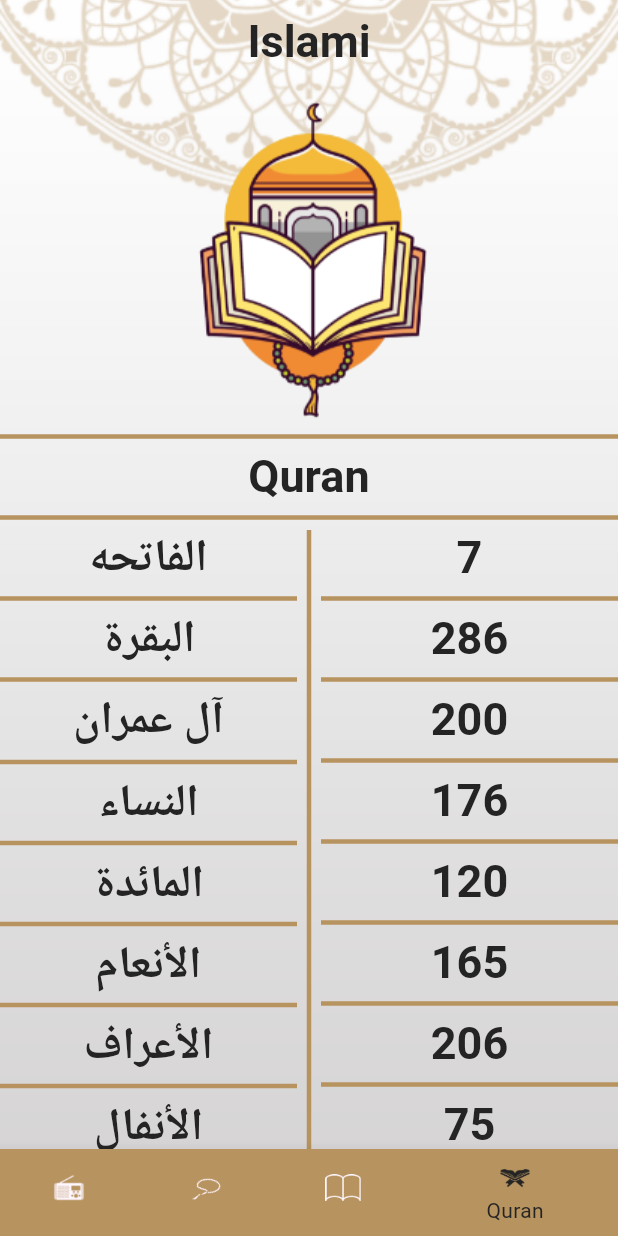
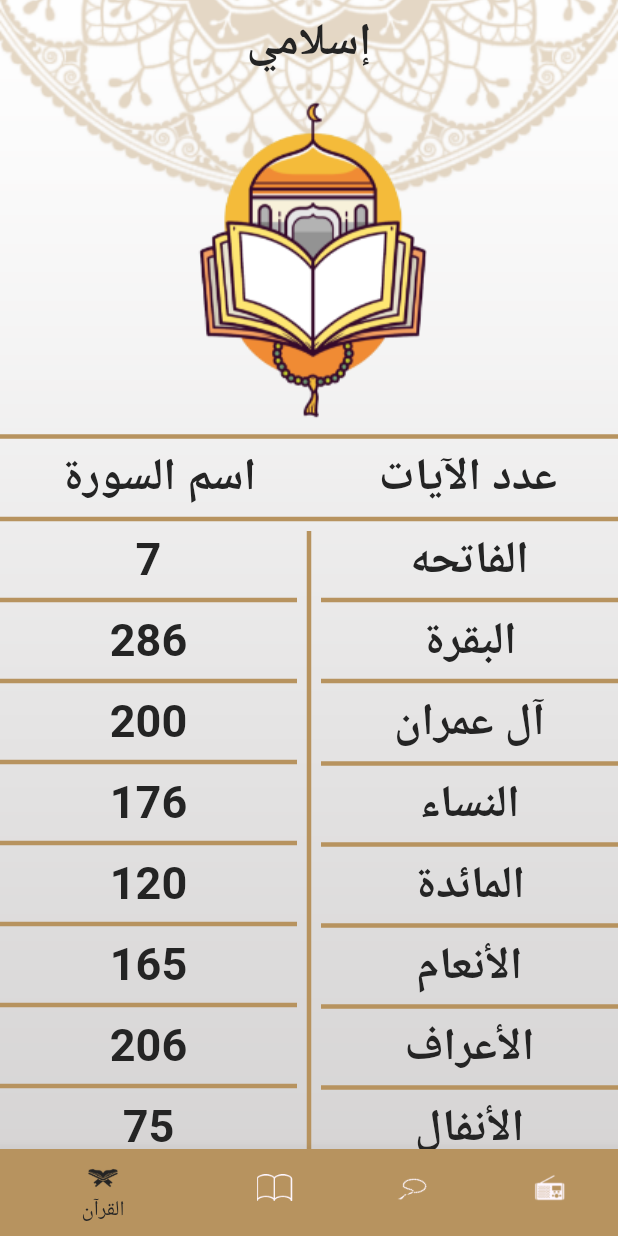
Before and after one commit to NadaAmrr/islamic_flutter, a Flutter app: the screen it shows after launch, item 4 of the bottom bar chosen, on a phone screen of 412 x 824 dp. Run offline on Flutter 3.47's test engine with Material 3 defaults, Android fonts, the phone set to English and light mode, and no system bars; generated files the repository leaves out were written again.

```diff
--- /dev/null
+++ b/l10n.yaml
@@ -0,0 +1,3 @@
+arb-dir: lib/l10n
+template-arb-file: app_en.arb
+output-localization-file: app_localizations.dart
--- a/lib/app/my_app.dart
+++ b/lib/app/my_app.dart
@@ -3,7 +3,7 @@ import 'package:islamic/core/theme/app_theme.dart';
 import 'package:islamic/screens/hadethDetails/hadeth_details_screen.dart';
 import 'package:islamic/screens/home/home_screen.dart';
 import 'package:islamic/screens/suraDetails/sura_details_screen.dart';
-
+import 'package:flutter_gen/gen_l10n/app_localizations.dart';
 class MyApp extends StatelessWidget {
   const MyApp({super.key});
 
@@ -11,10 +11,11 @@ class MyApp extends StatelessWidget {
   Widget build(BuildContext context) {
     return MaterialApp(
       debugShowCheckedModeBanner: false,
-      title: 'Flutter Demo',
       theme: AppTheme.lightTheme,
       initialRoute: HomeScreen.routeName,
-      // locale: Locale('ar'),
+      localizationsDelegates: AppLocalizations.localizationsDelegates,
+      supportedLocales: AppLocalizations.supportedLocales,
+      locale: Locale('ar'),
       routes: {
         HomeScreen.routeName: (context) => HomeScreen(),
         SuraDetailsScreen.routeName: (context) => SuraDetailsScreen(),
--- /dev/null
+++ b/lib/l10n/app_ar.arb
@@ -0,0 +1,11 @@
+{
+  "appName": "إسلامي",
+  "suraName": "اسم السورة",
+  "sura": "سورة",
+  "numAyat": "عدد الآيات",
+  "numTasbehat": "عدد التسبيحات",
+  "ahadeth": "الأحاديث",
+  "tasbeh": "التسبيح",
+  "radio": "الراديو",
+  "quran": "القرآن"
+}
--- a/lib/screens/hadethDetails/hadeth_details_screen.dart
+++ b/lib/screens/hadethDetails/hadeth_details_screen.dart
@@ -4,10 +4,10 @@ import 'package:islamic/core/utils/app_colors.dart';
 import 'package:islamic/core/utils/app_image.dart';
 import 'package:islamic/models/hadeth_model.dart';
 import 'package:islamic/models/sura_model.dart';
-
+import 'package:flutter_gen/gen_l10n/app_localizations.dart';
 class HadthDetailsScreen extends StatefulWidget {
   static const routeName = "hadeth";
-  HadthDetailsScreen({super.key});
+  const HadthDetailsScreen({super.key});
 
   @override
   State<HadthDetailsScreen> createState() => _HadthDetailsScreenState();
@@ -33,7 +33,7 @@ class _HadthDetailsScreenState extends State<HadthDetailsScreen> {
           /// App Bar
           appBar: AppBar(
             title: Text(
-              'Islami',
+              AppLocalizations.of(context)!.appName,
               style: Theme.of(context).textTheme.titleLarge,
             ),
             iconTheme: IconThemeData(color: Colors.black),
--- a/lib/screens/home/home_screen.dart
+++ b/lib/screens/home/home_screen.dart
@@ -5,7 +5,7 @@ import 'package:islamic/screens/tabs/hadeth_tab.dart';
 import 'package:islamic/screens/tabs/quran_tab.dart';
 import 'package:islamic/screens/tabs/radio_tab.dart';
 import 'package:islamic/screens/tabs/sebha_tab.dart';
-
+import 'package:flutter_gen/gen_l10n/app_localizations.dart';
 class HomeScreen extends StatefulWidget {
   static String routeName = "home";
 
@@ -36,7 +36,7 @@ class _HomeScreenState extends State<HomeScreen> {
         appBar: AppBar(
           elevation: 0,
           title: Text(
-            "Islami",
+            AppLocalizations.of(context)!.appName,
             style: Theme.of(context).textTheme.titleLarge,
           ),
         ),
@@ -57,16 +57,16 @@ class _HomeScreenState extends State<HomeScreen> {
               items: [
                 BottomNavigationBarItem(
                     icon: ImageIcon(AssetImage(AppImages.iconRadio)),
-                    label: "Radio"),
+                    label: AppLocalizations.of(context)!.radio),
                 BottomNavigationBarItem(
                     icon: ImageIcon(AssetImage(AppImages.iconSebha)),
-                    label: "Sebha"),
+                    label: AppLocalizations.of(context)!.tasbeh),
                 BottomNavigationBarItem(
                     icon: ImageIcon(AssetImage(AppImages.iconHadeth)),
-                    label: "Hadeth"),
+                    label: AppLocalizations.of(context)!.ahadeth),
                 BottomNavigationBarItem(
                     icon: ImageIcon(AssetImage(AppImages.iconQuran)),
-                    label: "Quran"),
+                    label: AppLocalizations.of(context)!.quran),
               ]),
         ),
         body: tabs[selectedIndex],
--- a/lib/screens/suraDetails/sura_details_screen.dart
+++ b/lib/screens/suraDetails/sura_details_screen.dart
@@ -3,7 +3,7 @@ import 'package:flutter/services.dart';
 import 'package:islamic/core/utils/app_colors.dart';
 import 'package:islamic/core/utils/app_image.dart';
 import 'package:islamic/models/sura_model.dart';
-
+import 'package:flutter_gen/gen_l10n/app_localizations.dart';
 class SuraDetailsScreen extends StatefulWidget {
   static const routeName = "suraDetails";
   SuraDetailsScreen({super.key});
@@ -34,7 +34,7 @@ class _SuraDetailsScreenState extends State<SuraDetailsScreen> {
           /// App Bar
           appBar: AppBar(
             title: Text(
-              args.name,
+              AppLocalizations.of(context)!.appName,
               style: Theme.of(context).textTheme.titleLarge,
             ),
             iconTheme: IconThemeData(color: Colors.black),
@@ -60,7 +60,7 @@ class _SuraDetailsScreenState extends State<SuraDetailsScreen> {
                   child: Column(
                     children: [
                       Text(
-                        args.name,
+                        '${AppLocalizations.of(context)!.sura} ${args.name}',
                         style: Theme.of(context).textTheme.titleLarge,
                       ),
                       const Divider(),
--- a/lib/screens/tabs/hadeth_tab.dart
+++ b/lib/screens/tabs/hadeth_tab.dart
@@ -3,9 +3,9 @@ import 'package:flutter/services.dart';
 import 'package:islamic/core/utils/app_image.dart';
 import 'package:islamic/models/hadeth_model.dart';
 import 'package:islamic/screens/hadethDetails/hadeth_details_screen.dart';
-
+import 'package:flutter_gen/gen_l10n/app_localizations.dart';
 class HadethTab extends StatefulWidget {
-  HadethTab({super.key});
+  const HadethTab({super.key});
 
   @override
   State<HadethTab> createState() => _HadethTabState();
@@ -24,7 +24,7 @@ class _HadethTabState extends State<HadethTab> {
         Center(child: Image.asset(AppImages.hadethLogo)),
         const Divider(),
         Text(
-          "Hadeth",
+          AppLocalizations.of(context)!.ahadeth,
           style: Theme.of(context).textTheme.titleLarge,
         ),
         const Divider(),
--- a/lib/screens/tabs/quran_tab.dart
+++ b/lib/screens/tabs/quran_tab.dart
@@ -3,7 +3,7 @@ import 'package:islamic/core/utils/app_image.dart';
 import 'package:islamic/models/sura_model.dart';
 import 'package:islamic/screens/suraDetails/sura_details_screen.dart';
 import 'package:islamic/screens/tabs/widgets/sura_widget.dart';
-
+import 'package:flutter_gen/gen_l10n/app_localizations.dart';
 class QuranTab extends StatelessWidget {
   ScrollController _scrollController = ScrollController();
   List<String> suraNames = [
@@ -30,7 +30,14 @@ class QuranTab extends StatelessWidget {
       children: [
         Center(child: Image.asset(AppImages.quranLogo)),
         const Divider(),
-        Text("Quran",style: Theme.of(context).textTheme.titleLarge,),
+        Row(
+          mainAxisAlignment: MainAxisAlignment.spaceAround,
+          crossAxisAlignment: CrossAxisAlignment.center,
+          children: [
+            Text(AppLocalizations.of(context)!.numAyat,style: Theme.of(context).textTheme.titleLarge,),
+            Text(AppLocalizations.of(context)!.suraName,style: Theme.of(context).textTheme.titleLarge,),
+          ],
+        ),
         const Divider(),
         Expanded(
           child: SingleChildScrollView(
```
Also changed, not shown: lib/l10n/app_en.arb (added, +11 -0 lines).
